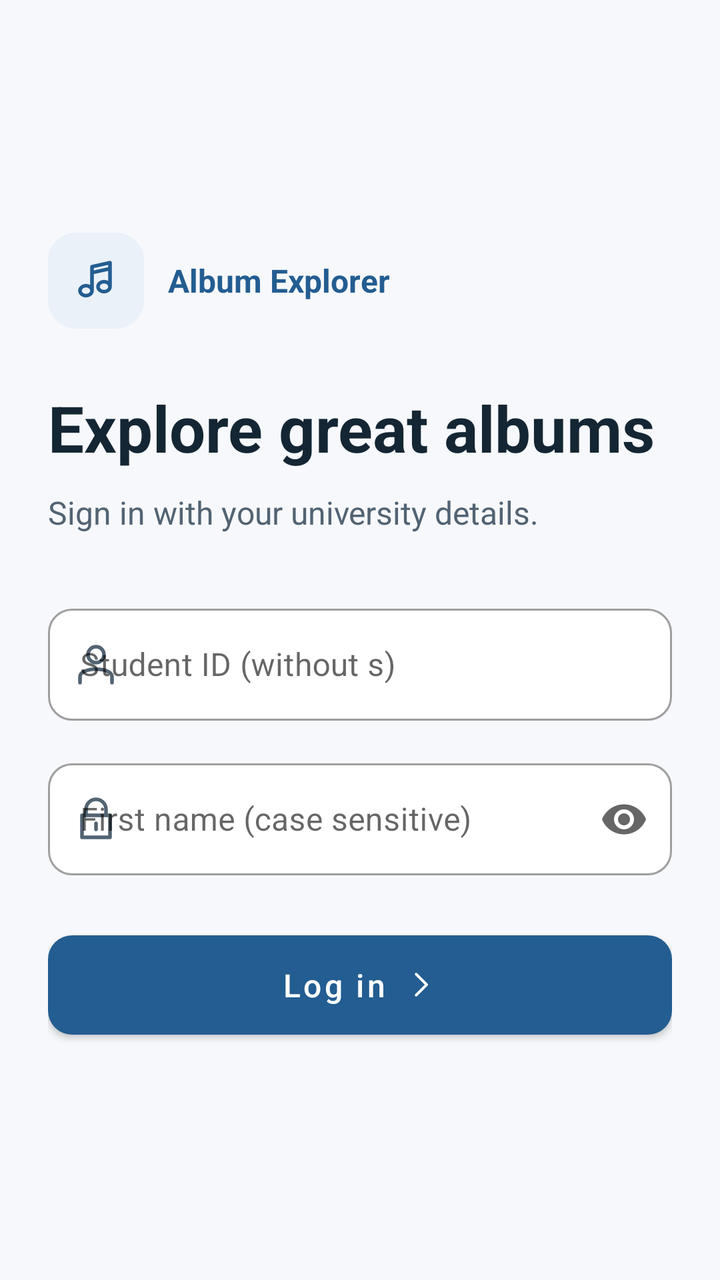
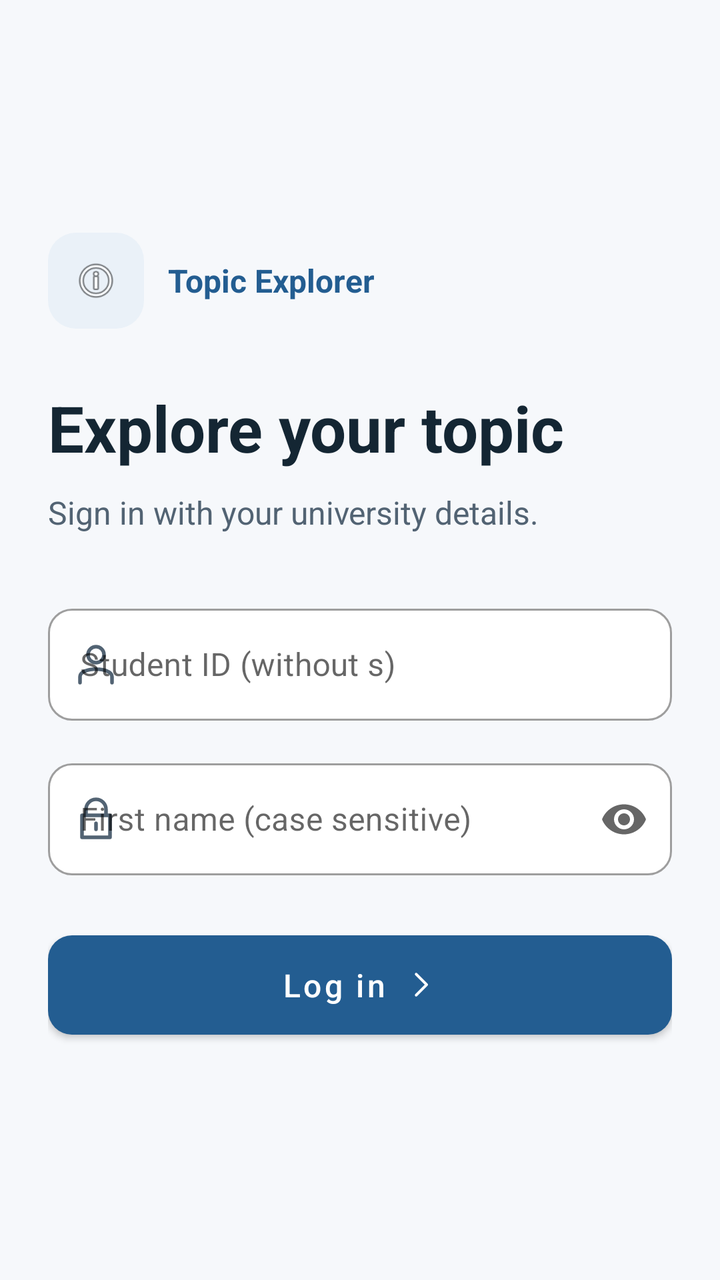

Compare the two renders of this Android layout. The source of the first and the diff that turns it into the second are given below.
<!-- AndroidManifest.xml: application theme Theme.AlbumAssignment -->
<!-- res/layout/fragment_login.xml -->
<?xml version="1.0" encoding="utf-8"?>
<ScrollView xmlns:android="http://schemas.android.com/apk/res/android"
    xmlns:app="http://schemas.android.com/apk/res-auto"
    android:layout_width="match_parent" android:layout_height="match_parent"
    android:background="@color/background" android:fillViewport="true">

    <LinearLayout
        android:layout_width="match_parent" android:layout_height="wrap_content"
        android:gravity="center_vertical" android:orientation="vertical"
        android:padding="24dp">

        <LinearLayout
            android:layout_width="match_parent" android:layout_height="wrap_content"
            android:gravity="center_vertical" android:orientation="horizontal">
            <ImageView
                android:layout_width="48dp" android:layout_height="48dp"
                android:background="@drawable/bg_icon_tile" android:padding="12dp"
                android:src="@drawable/ic_music_note"
                android:contentDescription="@null" android:importantForAccessibility="no" />
            <TextView
                android:layout_width="wrap_content" android:layout_height="wrap_content"
                android:layout_marginStart="12dp" android:text="@string/app_name"
                android:textColor="@color/primary" android:textSize="16sp"
                android:textStyle="bold" />
        </LinearLayout>
        <TextView
            android:layout_width="match_parent" android:layout_height="wrap_content"
            android:layout_marginTop="28dp" android:text="@string/login_title"
            android:textColor="@color/text_primary" android:textSize="32sp"
            android:textStyle="bold" />
        <TextView
            android:layout_width="match_parent" android:layout_height="wrap_content"
            android:layout_marginTop="10dp" android:layout_marginBottom="32dp"
            android:text="@string/login_subtitle" android:textColor="@color/text_secondary"
            android:textSize="16sp" />

        <com.google.android.material.textfield.TextInputLayout
            style="@style/Widget.MaterialComponents.TextInputLayout.OutlinedBox"
            android:layout_width="match_parent" android:layout_height="wrap_content"
            android:hint="@string/username_hint"
            app:boxBackgroundColor="@color/surface"
            app:boxCornerRadiusTopStart="12dp" app:boxCornerRadiusTopEnd="12dp"
            app:boxCornerRadiusBottomStart="12dp" app:boxCornerRadiusBottomEnd="12dp"
            app:startIconDrawable="@drawable/ic_person" app:startIconTint="@color/text_secondary">
            <com.google.android.material.textfield.TextInputEditText
                android:id="@+id/usernameInput"
                android:layout_width="match_parent" android:layout_height="wrap_content"
                android:minHeight="56dp" android:inputType="number" android:maxLines="1"
                android:imeOptions="actionNext" />
        </com.google.android.material.textfield.TextInputLayout>

        <com.google.android.material.textfield.TextInputLayout
            style="@style/Widget.MaterialComponents.TextInputLayout.OutlinedBox"
            android:layout_width="match_parent" android:layout_height="wrap_content"
            android:layout_marginTop="16dp" android:hint="@string/password_hint"
            app:boxBackgroundColor="@color/surface"
            app:boxCornerRadiusTopStart="12dp" app:boxCornerRadiusTopEnd="12dp"
            app:boxCornerRadiusBottomStart="12dp" app:boxCornerRadiusBottomEnd="12dp"
            app:startIconDrawable="@drawable/ic_lock" app:startIconTint="@color/text_secondary"
            app:endIconMode="password_toggle">
            <com.google.android.material.textfield.TextInputEditText
                android:id="@+id/passwordInput"
                android:layout_width="match_parent" android:layout_height="wrap_content"
                android:minHeight="56dp" android:inputType="textPassword" android:maxLines="1"
                android:saveEnabled="false" />
        </com.google.android.material.textfield.TextInputLayout>

        <TextView
            android:id="@+id/errorText"
            android:layout_width="match_parent" android:layout_height="wrap_content"
            android:layout_marginTop="16dp" android:textColor="@color/error"
            android:accessibilityLiveRegion="polite" android:visibility="gone" />
        <ProgressBar
            android:id="@+id/progressBar"
            android:layout_width="32dp" android:layout_height="32dp"
            android:layout_gravity="center_horizontal" android:layout_marginTop="16dp"
            android:contentDescription="@string/loading" android:visibility="gone" />
        <com.google.android.material.button.MaterialButton
            android:id="@+id/loginButton"
            android:layout_width="match_parent" android:layout_height="wrap_content"
            android:minHeight="56dp" android:layout_marginTop="24dp"
            android:paddingVertical="14dp" android:text="@string/login"
            android:textAllCaps="false" android:textSize="16sp"
            app:cornerRadius="12dp" app:icon="@drawable/ic_chevron_right"
            app:iconGravity="textEnd" app:iconSize="18dp" app:iconPadding="8dp" />
    </LinearLayout>
</ScrollView>
<!-- resources referenced by this layout -->
<resources>
  <color name="background">#F6F8FB</color>
  <color name="error">#B42318</color>
  <color name="primary">#235D91</color>
  <color name="surface">#FFFFFF</color>
  <color name="text_primary">#142633</color>
  <color name="text_secondary">#526373</color>
  <!-- drawable bg_icon_tile (drawable) -->
  <shape xmlns:android="http://schemas.android.com/apk/res/android" android:shape="rectangle">
      <solid android:color="@color/accent_soft" />
      <corners android:radius="14dp" />
  </shape>
  <!-- drawable ic_chevron_right (drawable) -->
  <vector xmlns:android="http://schemas.android.com/apk/res/android"
      android:width="24dp" android:height="24dp"
      android:viewportWidth="24" android:viewportHeight="24" android:autoMirrored="true">
      <path android:fillColor="@android:color/transparent"
          android:strokeColor="@color/primary" android:strokeWidth="1.8"
          android:strokeLineCap="round" android:strokeLineJoin="round"
          android:pathData="M9,5L16,12L9,19" />
  </vector>
  <!-- drawable ic_lock (drawable) -->
  <vector xmlns:android="http://schemas.android.com/apk/res/android"
      android:width="24dp" android:height="24dp"
      android:viewportWidth="24" android:viewportHeight="24">
      <path android:fillColor="@android:color/transparent"
          android:strokeColor="@color/primary" android:strokeWidth="1.8"
          android:strokeLineCap="round" android:strokeLineJoin="round"
          android:pathData="M7,10V7a5,5 0,0 1,10,0V10 M5,10H19V21H5Z M12,14V17" />
  </vector>
  <!-- drawable ic_music_note (drawable) -->
  <vector xmlns:android="http://schemas.android.com/apk/res/android"
      android:width="24dp" android:height="24dp"
      android:viewportWidth="24" android:viewportHeight="24">
      <path android:fillColor="@android:color/transparent"
          android:strokeColor="@color/primary" android:strokeWidth="1.8"
          android:strokeLineCap="round" android:strokeLineJoin="round"
          android:pathData="M10,17V5L19,3V15 M10,8L19,6 M10,17a3,2.5 0,1 1,-6,0a3,2.5 0,1 1,6,0 M19,15a3,2.5 0,1 1,-6,0a3,2.5 0,1 1,6,0" />
  </vector>
  <!-- drawable ic_person (drawable) -->
  <vector xmlns:android="http://schemas.android.com/apk/res/android"
      android:width="24dp" android:height="24dp"
      android:viewportWidth="24" android:viewportHeight="24">
      <path android:fillColor="@android:color/transparent"
          android:strokeColor="@color/primary" android:strokeWidth="1.8"
          android:strokeLineCap="round" android:strokeLineJoin="round"
          android:pathData="M16,7a4,4 0,1 1,-8,0a4,4 0,1 1,8,0 M4,21V18C4,13 20,13 20,18V21" />
  </vector>
  <string name="app_name">Album Explorer</string>
  <string name="loading">Loading, please wait</string>
  <string name="login">Log in</string>
  <string name="login_subtitle">Sign in with your university details.</string>
  <string name="login_title">Explore great albums</string>
  <string name="password_hint">First name (case sensitive)</string>
  <string name="username_hint">Student ID (without s)</string>
  <style name="Theme.AlbumAssignment" parent="Theme.MaterialComponents.Light.NoActionBar">
          <item name="colorPrimary">@color/primary</item>
          <item name="colorPrimaryVariant">@color/primary_dark</item>
          <item name="colorOnPrimary">@color/surface</item>
          <item name="colorSecondary">@color/secondary</item>
          <item name="colorError">@color/error</item>
          <item name="android:windowBackground">@color/background</item>
          <item name="android:colorBackground">@color/background</item>
          <item name="android:textColorPrimary">@color/text_primary</item>
          <item name="android:textColorSecondary">@color/text_secondary</item>
          <item name="android:windowLightStatusBar">true</item>
      </style>
  <color name="accent_soft">#EAF1F8</color>
  <color name="primary_dark">#173F63</color>
  <color name="secondary">#537661</color>
</resources>

<!-- the commit's change to res/layout/fragment_login.xml (unified diff, before → after) -->
@@ -15,7 +15,7 @@
             <ImageView
                 android:layout_width="48dp" android:layout_height="48dp"
                 android:background="@drawable/bg_icon_tile" android:padding="12dp"
-                android:src="@drawable/ic_music_note"
+                android:src="@android:drawable/ic_menu_info_details"
                 android:contentDescription="@null" android:importantForAccessibility="no" />
             <TextView
                 android:layout_width="wrap_content" android:layout_height="wrap_content"
<!-- resource entries referenced after the edit -->
@@ -29,15 +29,6 @@
           android:strokeLineCap="round" android:strokeLineJoin="round"
           android:pathData="M7,10V7a5,5 0,0 1,10,0V10 M5,10H19V21H5Z M12,14V17" />
   </vector>
-  <!-- drawable ic_music_note (drawable) -->
-  <vector xmlns:android="http://schemas.android.com/apk/res/android"
-      android:width="24dp" android:height="24dp"
-      android:viewportWidth="24" android:viewportHeight="24">
-      <path android:fillColor="@android:color/transparent"
-          android:strokeColor="@color/primary" android:strokeWidth="1.8"
-          android:strokeLineCap="round" android:strokeLineJoin="round"
-          android:pathData="M10,17V5L19,3V15 M10,8L19,6 M10,17a3,2.5 0,1 1,-6,0a3,2.5 0,1 1,6,0 M19,15a3,2.5 0,1 1,-6,0a3,2.5 0,1 1,6,0" />
-  </vector>
   <!-- drawable ic_person (drawable) -->
   <vector xmlns:android="http://schemas.android.com/apk/res/android"
       android:width="24dp" android:height="24dp"
@@ -47,11 +38,11 @@
           android:strokeLineCap="round" android:strokeLineJoin="round"
           android:pathData="M16,7a4,4 0,1 1,-8,0a4,4 0,1 1,8,0 M4,21V18C4,13 20,13 20,18V21" />
   </vector>
-  <string name="app_name">Album Explorer</string>
+  <string name="app_name">Topic Explorer</string>
   <string name="loading">Loading, please wait</string>
   <string name="login">Log in</string>
   <string name="login_subtitle">Sign in with your university details.</string>
-  <string name="login_title">Explore great albums</string>
+  <string name="login_title">Explore your topic</string>
   <string name="password_hint">First name (case sensitive)</string>
   <string name="username_hint">Student ID (without s)</string>
   <style name="Theme.AlbumAssignment" parent="Theme.MaterialComponents.Light.NoActionBar">
